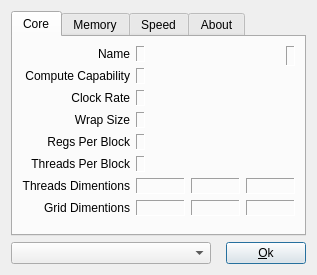
The window that ui/czdialog.ui (spainnoobperez/cuda-z) describes before a commit, drawn with Qt 5.
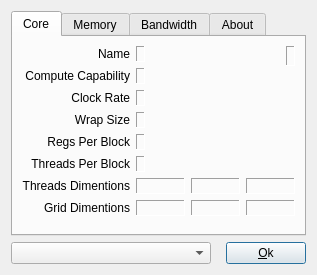
The same window after the commit. Icons and pictures are not drawn.

Commit message: tab Speed renamed to Bandwidth.

Diff of the .ui file:
```diff
--- a/ui/czdialog.ui
+++ b/ui/czdialog.ui
@@ -543,7 +543,7 @@
        </rect>
       </property>
       <attribute name="title" >
-       <string>Speed</string>
+       <string>Bandwidth</string>
       </attribute>
       <layout class="QGridLayout" name="gridLayout_4" >
        <item row="0" column="0" >
```
Left out of the diff: 2 changed lines with no effect on the pictures.
